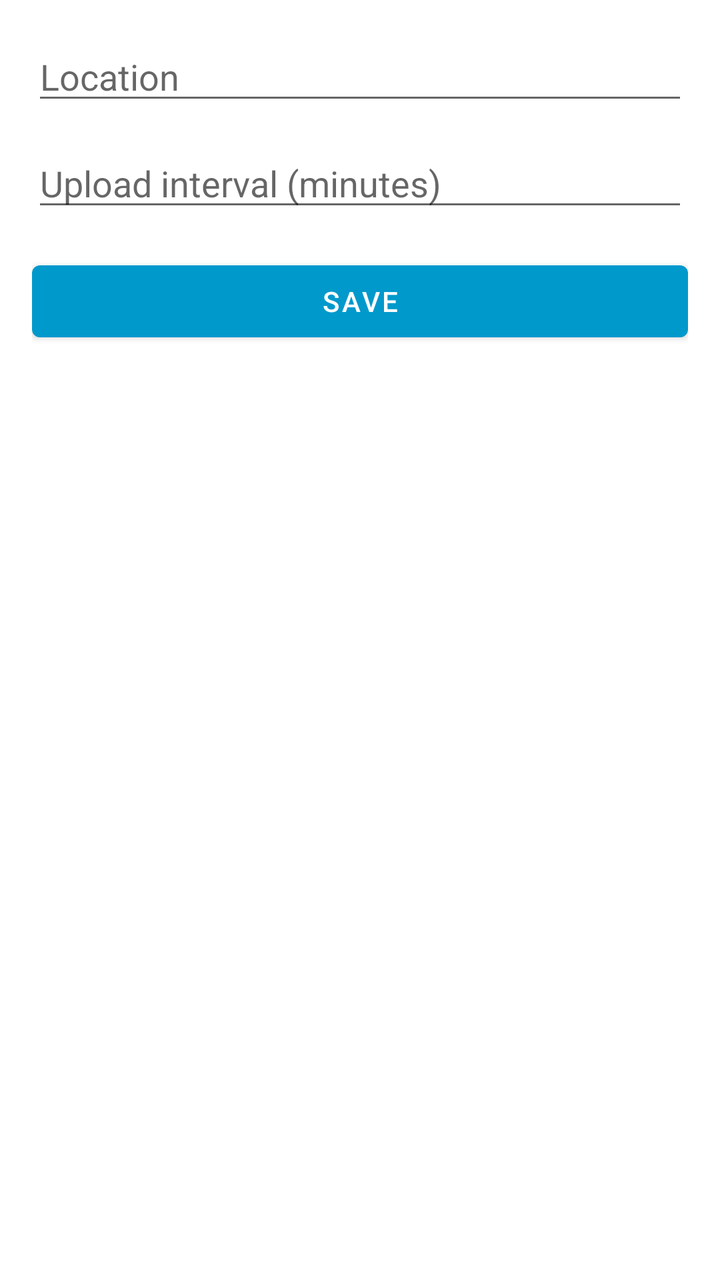
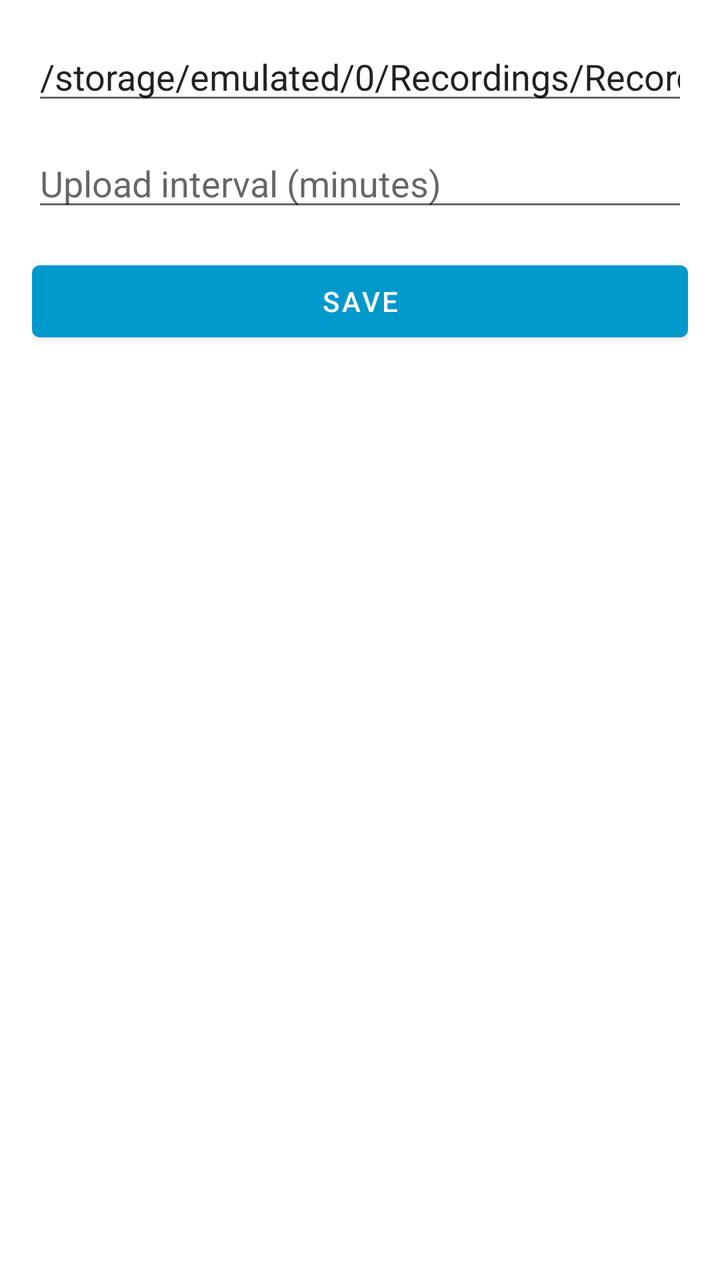

Two renders of the same Android screen: before a commit and after it. Below are the layout's source before the change and the commit's diff.
<!-- AndroidManifest.xml: application theme Theme.ChicMobile -->
<!-- res/layout/activity_settings.xml -->
<?xml version="1.0" encoding="utf-8"?>
<ScrollView xmlns:android="http://schemas.android.com/apk/res/android"
    android:layout_width="match_parent"
    android:layout_height="match_parent"
    android:padding="16dp">

    <LinearLayout
        android:layout_width="match_parent"
        android:layout_height="wrap_content"
        android:orientation="vertical">

        <EditText
            android:id="@+id/edtSiteId"
            android:layout_width="match_parent"
            android:layout_height="wrap_content"
            android:hint="Location"
            android:inputType="text" />

        <EditText
            android:id="@+id/edtIntervalMinutes"
            android:layout_width="match_parent"
            android:layout_height="wrap_content"
            android:layout_marginTop="12dp"
            android:hint="Upload interval (minutes)"
            android:inputType="number" />

        <Button
            android:id="@+id/btnSave"
            android:layout_width="match_parent"
            android:layout_height="wrap_content"
            android:layout_marginTop="16dp"
            android:text="Save" />

    </LinearLayout>
</ScrollView>
<!-- resources referenced by this layout -->
<resources>
  <style name="Theme.ChicMobile" parent="Theme.MaterialComponents.DayNight.DarkActionBar">
          <item name="colorPrimary">@android:color/holo_blue_dark</item>
          <item name="colorPrimaryVariant">@android:color/holo_blue_light</item>
          <item name="colorOnPrimary">@android:color/white</item>
          <item name="colorSecondary">@android:color/holo_green_dark</item>
          <item name="colorOnSecondary">@android:color/white</item>
          <item name="android:statusBarColor" tools:targetApi="l">?attr/colorPrimaryVariant</item>
      </style>
</resources>

<!-- the commit's change to res/layout/activity_settings.xml (unified diff, before → after) -->
@@ -10,11 +10,12 @@
         android:orientation="vertical">
 
         <EditText
-            android:id="@+id/edtSiteId"
+            android:id="@+id/edtFolderPath"
             android:layout_width="match_parent"
             android:layout_height="wrap_content"
-            android:hint="Location"
-            android:inputType="text" />
+            android:hint="Location (folder path)"
+            android:inputType="text"
+            android:text="/storage/emulated/0/Recordings/Record/Call" />
 
         <EditText
             android:id="@+id/edtIntervalMinutes"
